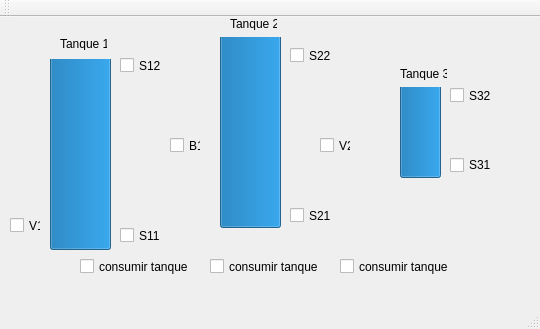
First picture: the form in Qt_gui/pp_gui/mainwindow.ui, repository SantiSjp/automacao-predial, before the edit.
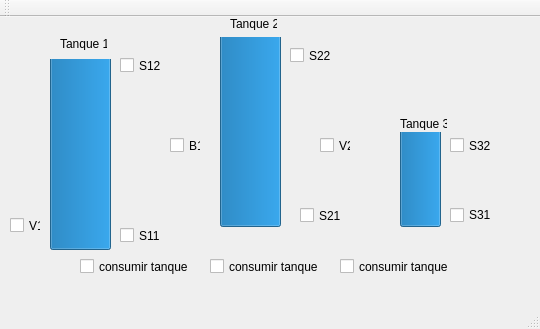
Second picture: the form after the edit.

```diff
--- a/Qt_gui/pp_gui/mainwindow.ui
+++ b/Qt_gui/pp_gui/mainwindow.ui
@@ -91,7 +91,7 @@
       <x>220</x>
       <y>20</y>
       <width>61</width>
-      <height>191</height>
+      <height>190</height>
      </rect>
     </property>
     <property name="value">
@@ -120,7 +120,7 @@
    <widget class="QCheckBox" name="checkBox_s21">
     <property name="geometry">
      <rect>
-      <x>290</x>
+      <x>300</x>
       <y>190</y>
       <width>41</width>
       <height>17</height>
@@ -186,9 +186,9 @@
     <property name="geometry">
      <rect>
       <x>400</x>
-      <y>70</y>
+      <y>115</y>
       <width>41</width>
-      <height>91</height>
+      <height>95</height>
      </rect>
     </property>
     <property name="maximum">
@@ -208,7 +208,7 @@
     <property name="geometry">
      <rect>
       <x>450</x>
-      <y>70</y>
+      <y>120</y>
       <width>41</width>
       <height>17</height>
      </rect>
@@ -221,7 +221,7 @@
     <property name="geometry">
      <rect>
       <x>450</x>
-      <y>140</y>
+      <y>190</y>
       <width>41</width>
       <height>16</height>
      </rect>
@@ -247,7 +247,7 @@
     <property name="geometry">
      <rect>
       <x>400</x>
-      <y>50</y>
+      <y>100</y>
       <width>47</width>
       <height>13</height>
      </rect>
```
